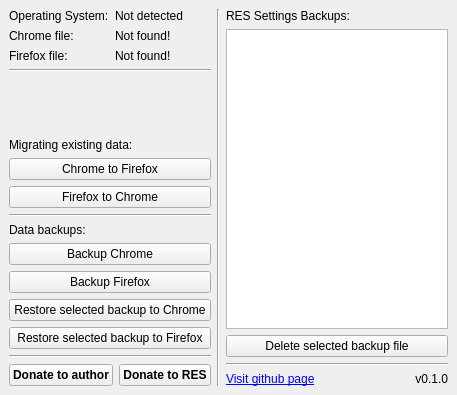
Above: RESTool/ui/design.ui from nikolak/RESTool before the change. Below: the same form after it.
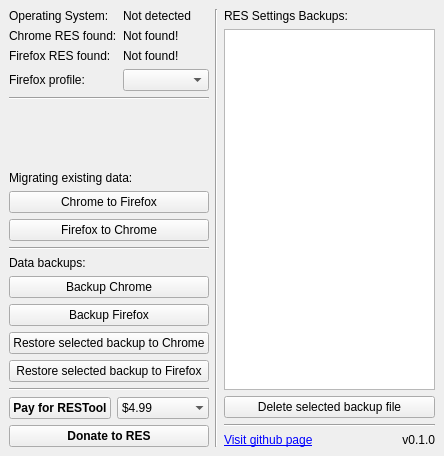
That is the form after the change.

Patch:
```diff
--- a/RESTool/ui/design.ui
+++ b/RESTool/ui/design.ui
@@ -6,8 +6,8 @@
    <rect>
     <x>0</x>
     <y>0</y>
-    <width>457</width>
-    <height>395</height>
+    <width>444</width>
+    <height>456</height>
    </rect>
   </property>
   <property name="windowTitle">
@@ -29,14 +29,14 @@
         <item row="1" column="0">
          <widget class="QLabel" name="label_chrome_file">
           <property name="text">
-           <string>Chrome file:</string>
+           <string>Chrome RES found:</string>
           </property>
          </widget>
         </item>
         <item row="2" column="0">
          <widget class="QLabel" name="label_firefox_file">
           <property name="text">
-           <string>Firefox file:</string>
+           <string>Firefox RES found:</string>
           </property>
          </widget>
         </item>
@@ -61,6 +61,26 @@
           </property>
          </widget>
         </item>
+        <item row="3" column="0">
+         <widget class="QLabel" name="label_firefox_profile">
+          <property name="toolTip">
+           <string>User profile to use for applying changes, if more than one exists. If you don't use multiple profiles then the default/only one will be used.</string>
+          </property>
+          <property name="text">
+           <string>Firefox profile:</string>
+          </property>
+         </widget>
+        </item>
+        <item row="3" column="1">
+         <widget class="QComboBox" name="cbo_ff_profile">
+          <property name="toolTip">
+           <string>User profile to use for applying changes, if more than one exists. If you don't use multiple profiles then the default/only one will be used.</string>
+          </property>
+          <property name="currentIndex">
+           <number>-1</number>
+          </property>
+         </widget>
+        </item>
        </layout>
       </item>
       <item>
@@ -191,7 +211,7 @@
            <string>&lt;html&gt;&lt;head/&gt;&lt;body&gt;&lt;p&gt;Make a paypal donation to author of this application! (Thanks!)&lt;/p&gt;&lt;/body&gt;&lt;/html&gt;</string>
           </property>
           <property name="text">
-           <string>Donate to author</string>
+           <string>Pay for RESTool</string>
           </property>
           <property name="autoRepeat">
            <bool>false</bool>
@@ -199,23 +219,60 @@
          </widget>
         </item>
         <item>
-         <widget class="QPushButton" name="btn_donate_res">
-          <property name="font">
-           <font>
-            <weight>75</weight>
-            <bold>true</bold>
-           </font>
+         <widget class="QComboBox" name="cb_paypal_option">
+          <property name="sizePolicy">
+           <sizepolicy hsizetype="Minimum" vsizetype="Minimum">
+            <horstretch>0</horstretch>
+            <verstretch>0</verstretch>
+           </sizepolicy>
           </property>
           <property name="toolTip">
            <string>&lt;html&gt;&lt;head/&gt;&lt;body&gt;&lt;p&gt;Opens a website with info on how you can donate to RES itself.&lt;/p&gt;&lt;/body&gt;&lt;/html&gt;</string>
           </property>
-          <property name="text">
-           <string>Donate to RES</string>
+          <property name="currentIndex">
+           <number>1</number>
           </property>
+          <property name="sizeAdjustPolicy">
+           <enum>QComboBox::AdjustToContents</enum>
+          </property>
+          <property name="frame">
+           <bool>false</bool>
+          </property>
+          <item>
+           <property name="text">
+            <string>$1.99</string>
+           </property>
+          </item>
+          <item>
+           <property name="text">
+            <string>$4.99</string>
+           </property>
+          </item>
+          <item>
+           <property name="text">
+            <string>$9.99</string>
+           </property>
+          </item>
          </widget>
         </item>
        </layout>
       </item>
+      <item>
+       <widget class="QPushButton" name="btn_donate_res">
+        <property name="font">
+         <font>
+          <weight>75</weight>
+          <bold>true</bold>
+         </font>
+        </property>
+        <property name="toolTip">
+         <string>&lt;html&gt;&lt;head/&gt;&lt;body&gt;&lt;p&gt;Opens a website with info on how you can donate to RES itself.&lt;/p&gt;&lt;/body&gt;&lt;/html&gt;</string>
+        </property>
+        <property name="text">
+         <string>Donate to RES</string>
+        </property>
+       </widget>
+      </item>
      </layout>
     </item>
     <item>
@@ -266,7 +323,7 @@
         <item>
          <widget class="QLabel" name="label_website">
           <property name="text">
-           <string>&lt;html&gt;&lt;head/&gt;&lt;body&gt;&lt;p&gt;&lt;a href=&quot;http://www.google.com&quot;&gt;&lt;span style=&quot; text-decoration: underline; color:#0000ff;&quot;&gt;Visit github page&lt;/span&gt;&lt;/a&gt;&lt;/p&gt;&lt;/body&gt;&lt;/html&gt;</string>
+           <string>&lt;html&gt;&lt;head/&gt;&lt;body&gt;&lt;p&gt;&lt;a href=&quot;https://github.com/nikola-k/RESTool&quot;&gt;&lt;span style=&quot; text-decoration: underline; color:#0000ff;&quot;&gt;Visit github page&lt;/span&gt;&lt;/a&gt;&lt;/p&gt;&lt;/body&gt;&lt;/html&gt;</string>
           </property>
          </widget>
         </item>
```
Left out of the diff: 21 changed lines with no effect on the pictures.
